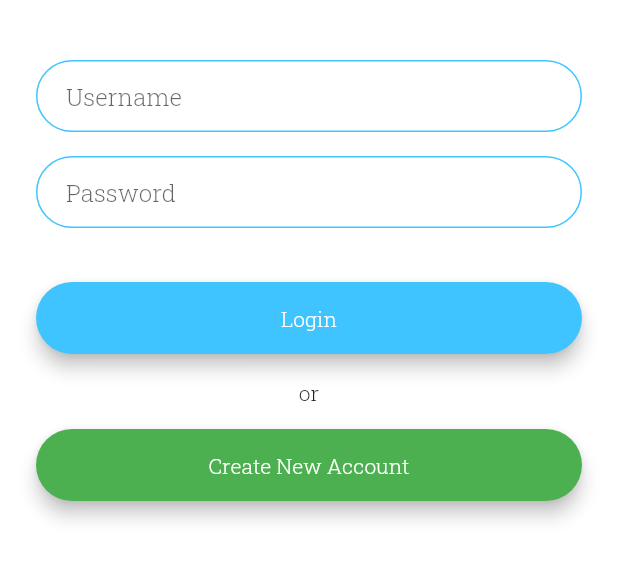
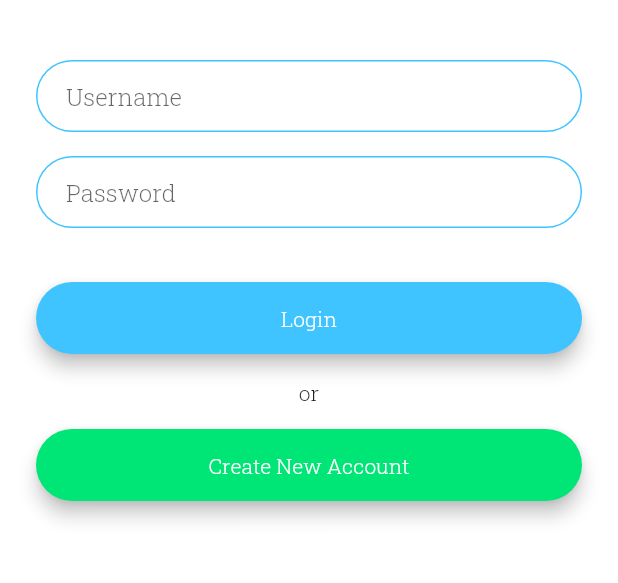
Before and after one commit to Dileepa97/TCS-mobileapp, a Flutter app: the screen it shows after launch, on a phone screen of 412 x 824 dp, the part 420-1003 px from its top. Run offline on Flutter 3.47's test engine with Material 2 defaults, Android fonts, the phone set to English and light mode, and no system bars; our stand-ins replace animated_text_kit, flutter_secure_storage, modal_progress_hud; missing offline and left inert: dart:js, enum_to_string; generated files the repository leaves out were written again.

Commit message:
minor changes added

```diff
--- a/lib/view/auth/login_screen.dart
+++ b/lib/view/auth/login_screen.dart
@@ -141,7 +141,7 @@ class _LoginScreenState extends State<LoginScreen> {
                 children: [Text('or')],
               ),
               RoundedButton(
-                color: Colors.green,
+                color: Colors.greenAccent[400],
                 onPressed: () {
                   Navigator.pushNamed(context, RegistrationScreen.id);
                 },
--- a/lib/view/auth/registration_screen.dart
+++ b/lib/view/auth/registration_screen.dart
@@ -77,6 +77,7 @@ class _RegistrationScreenState extends State<RegistrationScreen> {
               ),
               TextField(
                 controller: _emailController,
+                keyboardType: TextInputType.emailAddress,
                 onChanged: (value) {
                   //Do something with the user input.
                 },
@@ -88,6 +89,7 @@ class _RegistrationScreenState extends State<RegistrationScreen> {
               ),
               TextField(
                 controller: _telephoneNumberController,
+                keyboardType: TextInputType.number,
                 onChanged: (value) {
                   //Do something with the user input.
                 },
```
